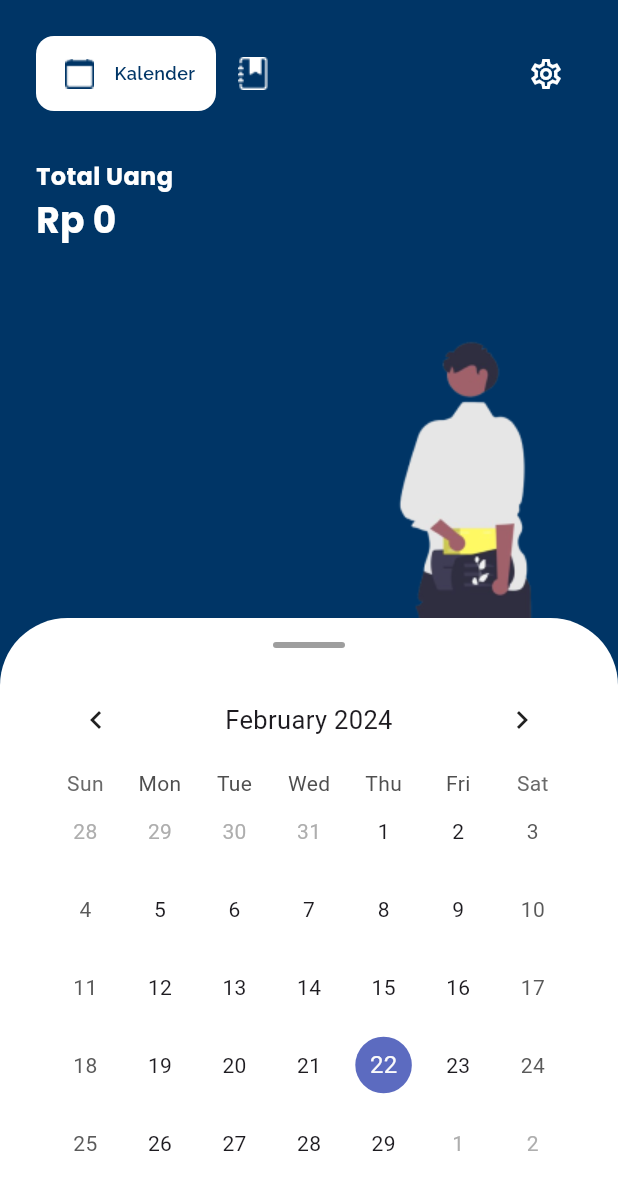
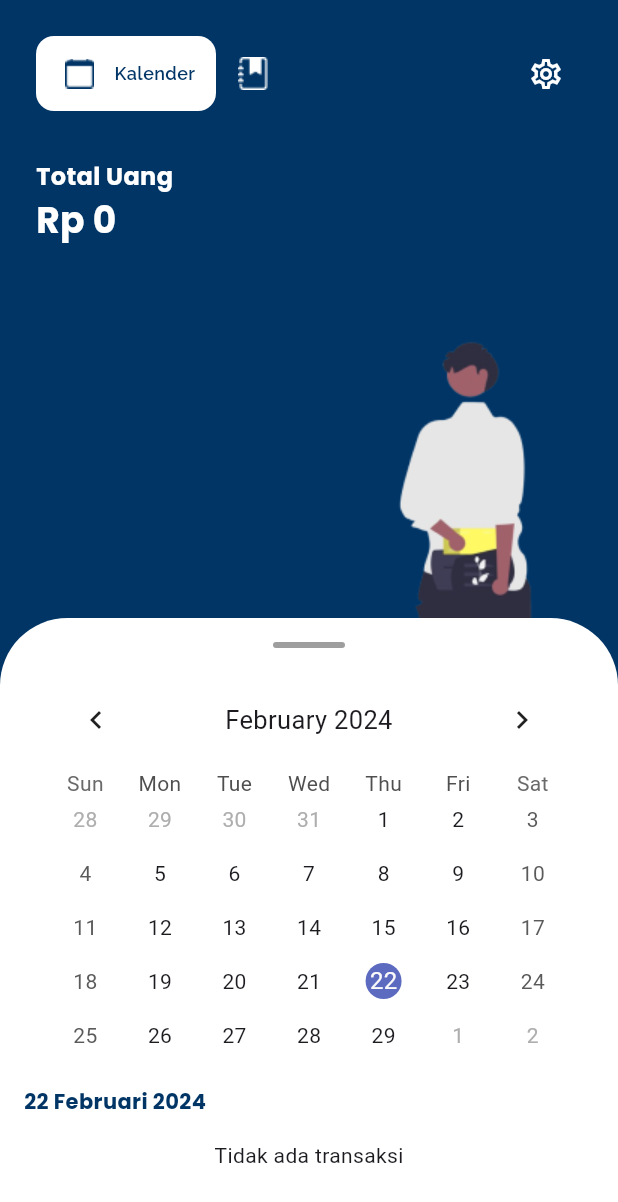
Before and after one commit to riVFerd/jurnal-kas, a Flutter app: the HomePage screen opened directly, on a phone screen of 412 x 824 dp. Shown: the top 1202 px of the screen. Run offline on Flutter 3.47's test engine with Material 3 defaults, Android fonts, the phone set to English and light mode, and no system bars; drawn by our look-alikes of table_calendar; our stand-ins replace bloc, cloud_firestore, equatable, firebase_core, fl_chart, flutter_bloc and 2 more; accounts and stored records are empty.

Commit message:
refactor home page scroll to use sliver

```diff
--- a/lib/presentation/pages/home/home_page.dart
+++ b/lib/presentation/pages/home/home_page.dart
@@ -146,7 +146,6 @@ class _HomePageState extends State<HomePage> {
                 ),
               ),
               padding: const EdgeInsets.all(16),
-              child: SingleChildScrollView(
               child: Column(
                 children: [
                   const RoundedDivider(
@@ -155,9 +154,16 @@ class _HomePageState extends State<HomePage> {
                     color: Colors.grey,
                     borderRadius: 24,
                   ),
+                  Expanded(
+                    child: CustomScrollView(
+                      slivers: [
+                        SliverList(
+                          delegate: SliverChildListDelegate(
+                            [
                               Padding(
                                 padding: const EdgeInsets.all(16.0),
                                 child: TableCalendar(
+                                  rowHeight: 36,
                                   headerStyle: const HeaderStyle(
                                     formatButtonVisible: false,
                                     titleCentered: true,
@@ -185,29 +191,31 @@ class _HomePageState extends State<HomePage> {
                                   ),
                                 ),
                               ),
-                    SizedBox(
-                      width: double.infinity,
-                      height: MediaQuery.of(context).size.height * 0.1,
-                      child: BlocBuilder<TransactionCubit, TransactionState>(
+                            ],
+                          ),
+                        ),
+                        BlocBuilder<TransactionCubit, TransactionState>(
                           builder: (context, state) {
                             if (state is TransactionLoaded) {
                               final transactionList = state.transactionList.where((transaction) {
                                 return transaction.date.isSameDay(_selectedDay);
                               }).toList();
-                            print(transactionList);
-                            print(transactionList.length);
                               if (transactionList.isEmpty) {
-                              return const Center(
-                                child: Text('Tidak ada transaksi'),
+                                return SliverToBoxAdapter(
+                                  child: Container(
+                                    padding: const EdgeInsets.all(16),
+                                    alignment: Alignment.center,
+                                    child: const Text('Tidak ada transaksi'),
+                                  ),
                                 );
                               }
                               return BlocBuilder<CategoryCubit, CategoryState>(
                                 builder: (context, state) {
                                   if (state is CategoryLoaded) {
                                     final categoryList = state.categoryList;
-                                  return ListView.builder(
-                                    itemCount: transactionList.length,
-                                    itemBuilder: (context, index) {
+                                    return SliverList(
+                                      delegate: SliverChildBuilderDelegate(
+                                        (context, index) {
                                           final category = categoryList.firstWhere(
                                             (category) =>
                                                 category.id == transactionList[index].categoryId,
@@ -217,22 +225,29 @@ class _HomePageState extends State<HomePage> {
                                             transaction: transactionList[index],
                                           );
                                         },
+                                        childCount: transactionList.length,
+                                      ),
                                     );
                                   } else {
                                     BlocProvider.of<CategoryCubit>(context).getCategoryList();
-                                  return const CircularProgressIndicator();
+                                    return const SliverToBoxAdapter(
+                                      child: CircularProgressIndicator(),
+                                    );
                                   }
                                 },
                               );
                             } else {
                               BlocProvider.of<TransactionCubit>(context).getTransactionList();
-                            return const CircularProgressIndicator();
+                              return const SliverToBoxAdapter(
+                                child: CircularProgressIndicator(),
+                              );
                             }
                           },
                         ),
+                      ],
+                    ),
                   ),
                 ],
-                ),
               ),
             )
           ],
```
Lines whose indentation alone changed are shown as unchanged.
